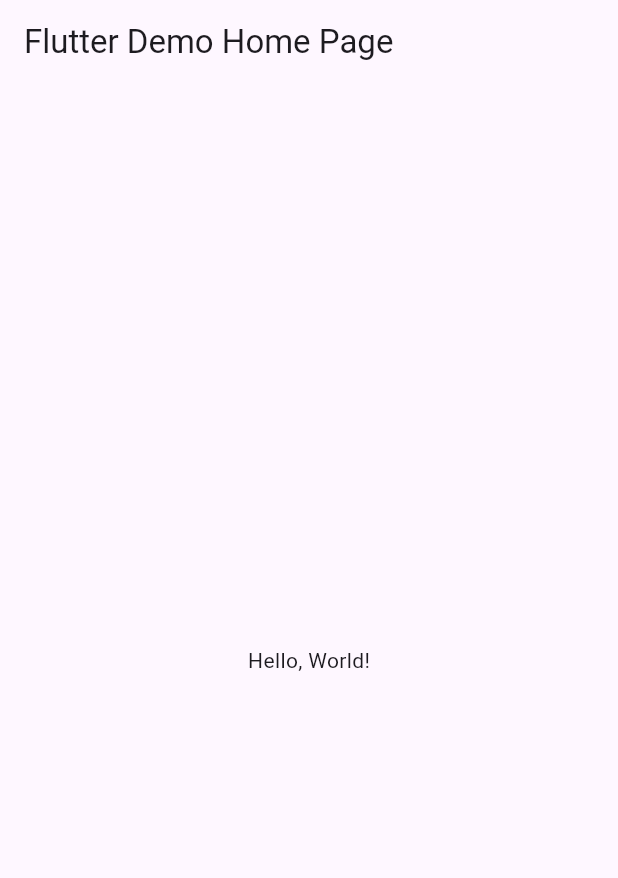
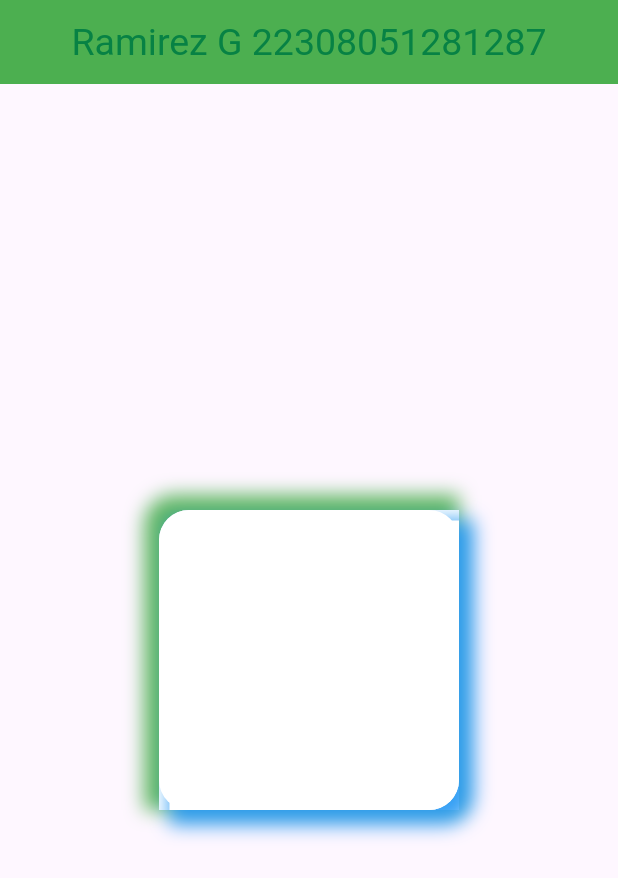
Before and after one commit to JannaRG13/p10-5Practica, a Flutter app: the screen it shows after launch, on a phone screen of 412 x 824 dp. Shown: the top 878 px of the screen. Run offline on Flutter 3.47's test engine with Material 3 defaults, Android fonts, the phone set to English and light mode, and no system bars.

```diff
--- a/lib/main.dart
+++ b/lib/main.dart
@@ -1,41 +1,87 @@
 import 'package:flutter/material.dart';
 
-void main() => runApp(MyApp());
+void main() => runApp(MiContenedor());
 
-class MyApp extends StatelessWidget {
-  const MyApp({super.key});
-  // This widget is the root of your application.
+class MiContenedor extends StatelessWidget {
+  const MiContenedor({Key? key}) : super(key: key);
+
   @override
   Widget build(BuildContext context) {
     return MaterialApp(
-      // Application name
-      title: 'Flutter Hello World',
-      // Application theme data, you can set the colors for the application as
-      // you want
-      theme: ThemeData(
-        // useMaterial3: false,
-        primarySwatch: Colors.blue,
-      ),
-      // A widget which will be started on application startup
-      home: MyHomePage(title: 'Flutter Demo Home Page'),
-    );
-  }
-}
-
-class MyHomePage extends StatelessWidget {
-  final String title;
-  const MyHomePage({super.key, required this.title});
-
-  @override
-  Widget build(BuildContext context) {
-    return Scaffold(
-      appBar: AppBar(
-        // The title text which will be shown on the action bar
-        title: Text(title),
-      ),
-      body: Center(
-        child: Text(
-          'Hello, World!',
+      debugShowCheckedModeBanner: false,
+      home: Scaffold(
+        appBar: AppBar(
+          title: Text("Ramirez G 22308051281287"),
+          centerTitle: true,
+          titleTextStyle: TextStyle(color: Color(0xff078244), fontSize: 25),
+          backgroundColor: Colors.green,
+        ),
+        body: Center(
+          child: Stack(
+            children: [
+              // Contenedor para la sombra superior-izquierda (azul)
+              Positioned(
+                top: 0,
+                left: 0,
+                child: Container(
+                  width: 200, // Mitad del ancho del contenedor principal
+                  height: 200, // Mitad del alto del contenedor principal
+                  decoration: BoxDecoration(
+                    color: Colors.white, // Color de fondo
+                    borderRadius: BorderRadius.only(
+                      topLeft: Radius.circular(
+                          20), // Borde redondeado superior-izquierdo
+                    ),
+                    boxShadow: [
+                      BoxShadow(
+                        color:
+                            Colors.green.withOpacity(0.9), // Color de la sombra
+                        offset: Offset(
+                            -5, -5), // Desplazamiento hacia arriba-izquierda
+                        blurRadius: 10, // Difuminado de la sombra
+                        spreadRadius: 5, // Extensión de la sombra
+                      ),
+                    ],
+                  ),
+                ),
+              ),
+              // Contenedor para la sombra inferior-derecha (rojo)
+              Positioned(
+                bottom: 0,
+                right: 0,
+                child: Container(
+                  width: 193, // Mitad del ancho del contenedor principal
+                  height: 193, // Mitad del alto del contenedor principal
+                  decoration: BoxDecoration(
+                    color: Colors.white, // Color de fondo
+                    borderRadius: BorderRadius.only(
+                      bottomRight: Radius.circular(
+                          20), // Borde redondeado inferior-derecho
+                    ),
+                    boxShadow: [
+                      BoxShadow(
+                        color:
+                            Colors.blue.withOpacity(0.9), // Color de la sombra
+                        offset:
+                            Offset(5, 5), // Desplazamiento hacia abajo-derecha
+                        blurRadius: 10, // Difuminado de la sombra
+                        spreadRadius: 5, // Extensión de la sombra
+                      ),
+                    ],
+                  ),
+                ),
+              ),
+              // Contenedor principal (vacío)
+              Container(
+                width: 200,
+                height: 200,
+                decoration: BoxDecoration(
+                  color: Colors.white, // Color de fondo
+                  borderRadius: BorderRadius.circular(20), // Bordes redondeados
+                ),
+              ),
+            ],
+          ),
         ),
       ),
     );
```
Also changed, not shown: capturaDiseño.png (added).
